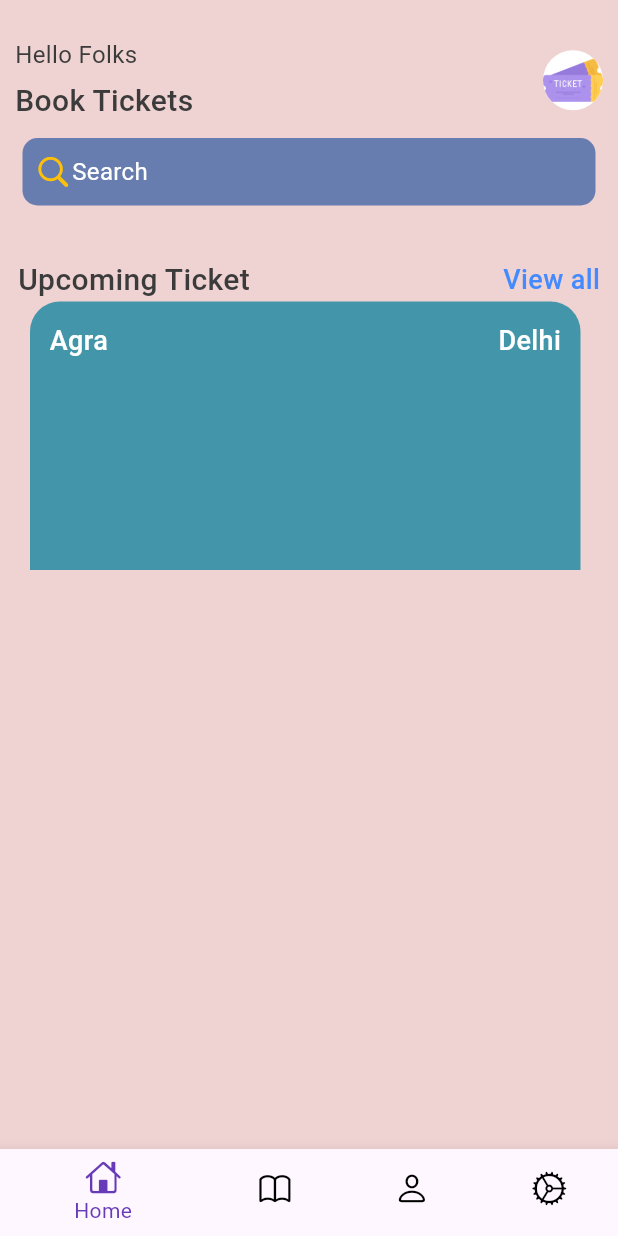
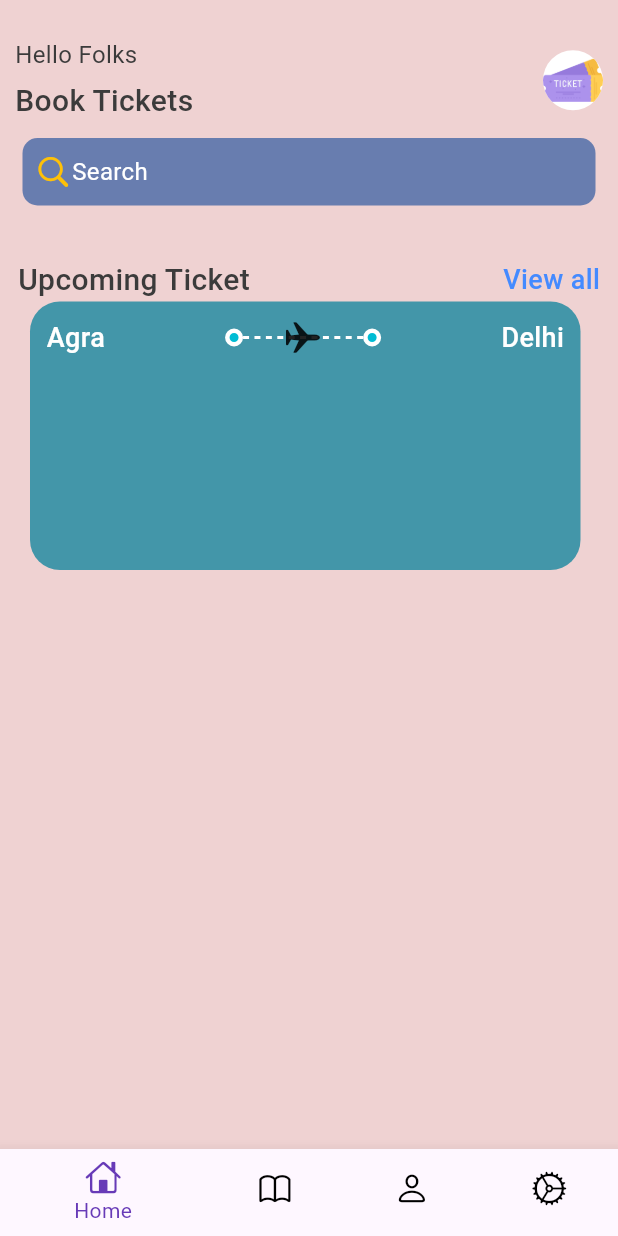
Before and after one commit to tarun1sisodia/Android-Studio-Flutter, a Flutter app: the screen it shows after launch, on a phone screen of 412 x 824 dp. Run offline on Flutter 3.47's test engine with Material 3 defaults, Android fonts, the phone set to English and light mode, and no system bars.

Commit message:
25% ticket Container Completed for upcoming tickets.

```diff
--- a/checkup2/lib/base/widgets/ticket_view.dart
+++ b/checkup2/lib/base/widgets/ticket_view.dart
@@ -1,5 +1,6 @@
+import 'package:checkup2/base/widgets/app_lay_build.dart';
+import 'package:checkup2/base/widgets/big_dot.dart';
 import 'package:flutter/cupertino.dart';
-import 'package:flutter/material.dart';
 
 import '../res/styles/app_styles.dart';
 
@@ -11,38 +12,67 @@ class TicketView extends StatelessWidget {
     //it will take the size of whole screen.
     final size = MediaQuery.of(context).size;
 
-    print(size.height);
-    print(size.width);
+    print("Ticket View Size of height ${size.height.floor()}");
+    print("Ticket View Size of Width ${size.width.floor()}");
 
     return SizedBox(
       width: size.width * 1,
       height: 179,
       child: Container(
-        margin: EdgeInsets.only(right: 25, left: 20),
-        padding: EdgeInsets.all(13),
+        margin: const EdgeInsets.only(right: 25, left: 20),
+        padding: const EdgeInsets.all(11),
+        // color: Colors.yellow,
+        decoration: BoxDecoration(
+            color: AppStyles.textblue,
+            borderRadius: const BorderRadius.only(
+                topLeft: Radius.circular(20),
+                topRight: Radius.circular(20),
+                bottomLeft: Radius.circular(20),
+                bottomRight: Radius.circular(20))),
         child: Column(
           children: [
             Row(
               children: [
                 Text(
                   "Agra",
+
+                  //calling App_styles for text style
                   style: AppStyles.textStyle3,
                 ),
+                //Creating Space Between Text and Big Dots.
+                Expanded(child: Container()),
+
+                //Calling BigDots.
+                const BigDot(),
 
                 //It will expand size between text.
+                const Expanded(
+                    child: Stack(
+                  children: [
+                    //Maintain Space between both devices.
+
+                    SizedBox(
+                      height: 24,
+                      //Calling App layout builder for Dots.
+                      child: AppLayBuild(
+                        randSize: 7,
+                      ),
+                    ),
+
+                    Center(
+                      child: Icon(CupertinoIcons.airplane),
+                    )
+                  ],
+                )),
+
+                const BigDot(),
+                //Creating Space Between Text and Big Dots.
                 Expanded(child: Container()),
-                Text("Delhi", style: AppStyles.textStyle3)
+                Text("Delhi", style: AppStyles.textStyle3),
               ],
             ),
           ],
         ),
-        // color: Colors.yellow,
-        decoration: BoxDecoration(
-            color: AppStyles.textblue,
-            borderRadius: const BorderRadius.only(
-              topLeft: Radius.circular(20),
-              topRight: Radius.circular(20),
-            )),
       ),
     );
   }
```
